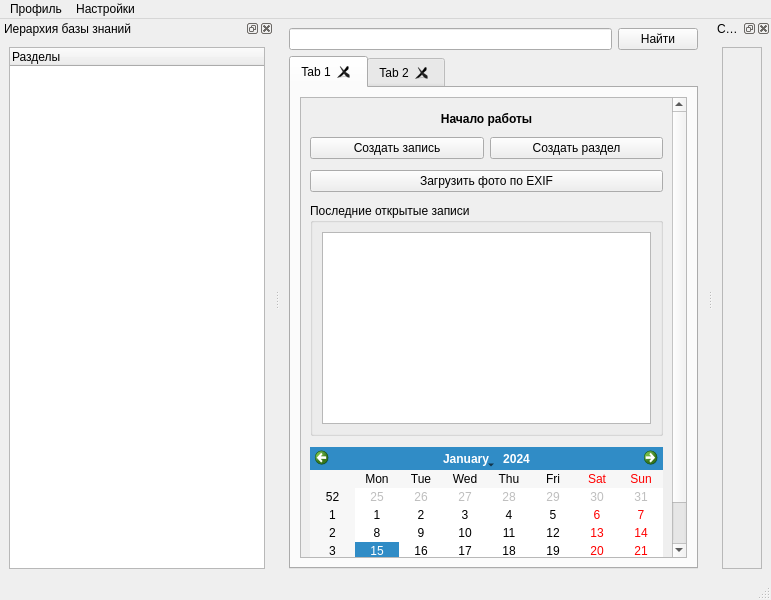
Above: src/student_helper_knowledge_base_app/ui_and_qrc_files/v2/main_window_ui.ui from MichaelIvanckov/student-helper before the change. Below: the same form after it.
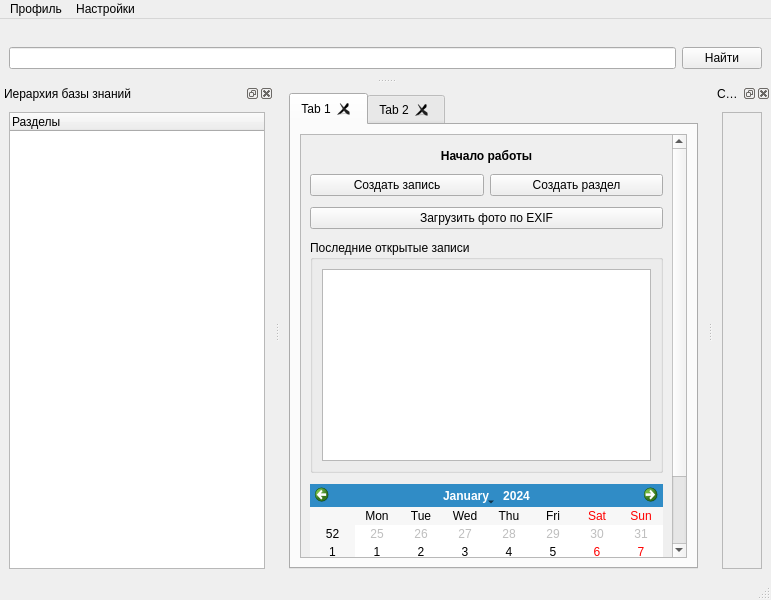
That is the form after the change.

Commit message: Добавил вторую версию прототипа окна

Patch:
```diff
--- a/src/student_helper_knowledge_base_app/ui_and_qrc_files/v2/main_window_ui.ui
+++ b/src/student_helper_knowledge_base_app/ui_and_qrc_files/v2/main_window_ui.ui
@@ -24,20 +24,6 @@
   </property>
   <widget class="QWidget" name="centralwidget">
    <layout class="QVBoxLayout" name="verticalLayout_3">
-    <item>
-     <layout class="QHBoxLayout" name="horizontalLayout">
-      <item>
-       <widget class="QLineEdit" name="lineEdit"/>
-      </item>
-      <item>
-       <widget class="QPushButton" name="pushButton">
-        <property name="text">
-         <string>Найти</string>
-        </property>
-       </widget>
-      </item>
-     </layout>
-    </item>
     <item>
      <widget class="QTabWidget" name="tabWidget">
       <property name="enabled">
@@ -343,6 +329,35 @@
     </layout>
    </widget>
   </widget>
+  <widget class="QDockWidget" name="dockWidget_2">
+   <property name="floating">
+    <bool>false</bool>
+   </property>
+   <property name="features">
+    <set>QDockWidget::DockWidgetFeature::NoDockWidgetFeatures</set>
+   </property>
+   <attribute name="dockWidgetArea">
+    <number>4</number>
+   </attribute>
+   <widget class="QWidget" name="dockWidgetContents_2">
+    <layout class="QVBoxLayout" name="verticalLayout_8">
+     <item>
+      <layout class="QHBoxLayout" name="horizontalLayout">
+       <item>
+        <widget class="QLineEdit" name="lineEdit"/>
+       </item>
+       <item>
+        <widget class="QPushButton" name="pushButton">
+         <property name="text">
+          <string>Найти</string>
+         </property>
+        </widget>
+       </item>
+      </layout>
+     </item>
+    </layout>
+   </widget>
+  </widget>
  </widget>
  <resources/>
  <connections/>
```
The commit also changes 4 other files.
